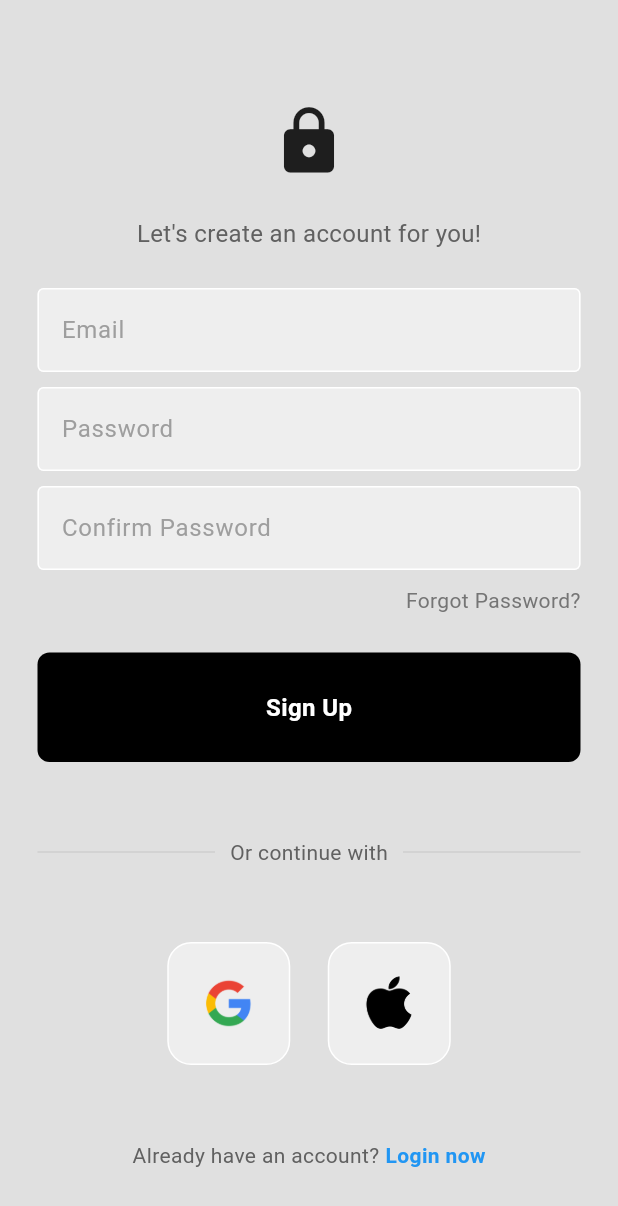
After one commit to LogicErr0r/CSC-3400-Project, a Flutter app: the screen it shows after launch, after a tap on "Register now", on a phone screen of 412 x 824 dp. The commit adds this screen. Shown: the top 1206 px of the screen. Run offline on Flutter 3.47's test engine with Material 3 defaults, Android fonts, the light colour scheme and no system bars; our stand-ins replace firebase_auth, firebase_core; accounts and stored records are empty; network calls fail.

Commit message:
updated login page

```diff
--- /dev/null
+++ b/lib/LoginOrRegistar.dart
@@ -0,0 +1,39 @@
+import 'package:flutter/material.dart';
+import 'package:mocsmunchv2/login.dart';
+import 'login.dart';
+import 'HomePage.dart';
+import 'RegisterPage.dart';
+import 'package:firebase_auth/firebase_auth.dart';
+
+
+class LoginOrRegisterPage extends StatefulWidget {
+  const LoginOrRegisterPage({super.key});
+
+  @override
+  State<LoginOrRegisterPage> createState() => _LoginOrRegisterPageState();
+
+}
+
+class _LoginOrRegisterPageState extends State<LoginOrRegisterPage> {
+  //initially show login page
+  bool showLoginPage = true;
+
+  //toggle between login and register page
+  void togglePages(){
+    setState(() {
+      showLoginPage = !showLoginPage;
+    });
+  }
+
+  @override
+  Widget build(BuildContext context) {
+    if (showLoginPage) {
+      return LoginPage(
+        onTap: togglePages,
+      );
+
+    } else {
+      return RegisterPage(onTap: togglePages,);
+    }
+  }
+}
--- /dev/null
+++ b/lib/RegisterPage.dart
@@ -0,0 +1,232 @@
+import 'package:firebase_auth/firebase_auth.dart';
+import 'package:flutter/material.dart';
+import 'package:mocsmunchv2/components/loginButton.dart';
+import 'package:mocsmunchv2/components/loginTextfeild.dart';
+import 'package:mocsmunchv2/components/loginTitle.dart';
+
+class RegisterPage extends StatefulWidget {
+  final Function()? onTap;
+  const RegisterPage({super.key, required this.onTap});
+
+  @override
+  State<RegisterPage> createState() => _RegisterPageState();
+}
+
+class _RegisterPageState extends State<RegisterPage> {
+  // text editing controllers
+  final emailController = TextEditingController();
+  final passwordController = TextEditingController();
+  final confirmPasswordController = TextEditingController();
+
+
+  // sign user up method
+  void signUserUp() async {
+    // show loading circle
+    showDialog(
+      context: context,
+      builder: (context) {
+        return const Center(
+          child: CircularProgressIndicator(),
+        );
+      },
+    );
+
+    // try creating the user
+    try {
+      //check if password is confirmed
+      if (passwordController.text == confirmPasswordController.text) {
+        await FirebaseAuth.instance.createUserWithEmailAndPassword(
+          email: emailController.text,
+          password: passwordController.text,
+        );
+      } else {
+        //show error message, passwords don't match
+        showErrorMessage("Passwords don't match!");
+      }
+      // pop the loading circle
+      Navigator.pop(context);
+    } on FirebaseAuthException catch (e) {
+      // pop the loading circle
+      Navigator.pop(context);
+      // show error message
+      showErrorMessage(e.code);
+    }
+  }
+
+  // error message to user
+  void showErrorMessage(String message) {
+    showDialog(
+      context: context,
+      builder: (context) {
+        return AlertDialog(
+          backgroundColor: Colors.deepPurple,
+          title: Center(
+            child: Text(
+              message,
+              style: const TextStyle(color: Colors.white),
+            ),
+          ),
+        );
+      },
+    );
+  }
+
+
+  @override
+  Widget build(BuildContext context) {
+    return Scaffold(
+      backgroundColor: Colors.grey[300],
+      body: SafeArea(
+        child: Center(
+          child: SingleChildScrollView(
+            child: Column(
+              mainAxisAlignment: MainAxisAlignment.center,
+              children: [
+                const SizedBox(height: 25),
+
+                // logo
+                const Icon(
+                  Icons.lock,
+                  size: 50,
+                ),
+
+                const SizedBox(height: 25),
+
+                // Let's create an account for you!
+                Text(
+                  'Let\'s create an account for you!',
+                  style: TextStyle(
+                    color: Colors.grey[700],
+                    fontSize: 16,
+                  ),
+                ),
+
+                const SizedBox(height: 25),
+
+                // email textfield
+                MyTextField(
+                  controller: emailController,
+                  hintText: 'Email',
+                  obscureText: false,
+                ),
+
+                const SizedBox(height: 10),
+
+                // password textfield
+                MyTextField(
+                  controller: passwordController,
+                  hintText: 'Password',
+                  obscureText: true,
+                ),
+
+                const SizedBox(height: 10),
+
+                // confirm textfield
+                MyTextField(
+                  controller: confirmPasswordController,
+                  hintText: 'Confirm Password',
+                  obscureText: true,
+                ),
+
+
+                const SizedBox(height: 10),
+
+                // forgot password?
+                Padding(
+                  padding: const EdgeInsets.symmetric(horizontal: 25.0),
+                  child: Row(
+                    mainAxisAlignment: MainAxisAlignment.end,
+                    children: [
+                      Text(
+                        'Forgot Password?',
+                        style: TextStyle(color: Colors.grey[600]),
+                      ),
+                    ],
+                  ),
+                ),
+
+                const SizedBox(height: 25),
+
+                // sign in button
+                MyButton(
+                  text: "Sign Up",
+                  onTap: signUserUp,
+                ),
+
+                const SizedBox(height: 50),
+
+                // or continue with
+                Padding(
+                  padding: const EdgeInsets.symmetric(horizontal: 25.0),
+                  child: Row(
+                    children: [
+                      Expanded(
+                        child: Divider(
+                          thickness: 0.5,
+                          color: Colors.grey[400],
+                        ),
+                      ),
+                      Padding(
+                        padding: const EdgeInsets.symmetric(horizontal: 10.0),
+                        child: Text(
+                          'Or continue with',
+                          style: TextStyle(color: Colors.grey[700]),
+                        ),
+                      ),
+                      Expanded(
+                        child: Divider(
+                          thickness: 0.5,
+                          color: Colors.grey[400],
+                        ),
+                      ),
+                    ],
+                  ),
+                ),
+
+                const SizedBox(height: 50),
+
+                // google + apple sign in buttons
+                Row(
+                  mainAxisAlignment: MainAxisAlignment.center,
+                  children: const [
+                    // google button
+                    SquareTile(imagePath: 'lib/assets/GoogleLogo.png'),
+
+                    SizedBox(width: 25),
+
+                    // apple button
+                    SquareTile(imagePath: 'lib/assets/AppleLogo.png')
+                  ],
+                ),
+
+                const SizedBox(height: 50),
+
+                // not a member? register now
+                Row(
+                  mainAxisAlignment: MainAxisAlignment.center,
+                  children: [
+                    Text(
+                      'Already have an account?',
+                      style: TextStyle(color: Colors.grey[700]),
+                    ),
+                    const SizedBox(width: 4),
+                    GestureDetector(
+                      onTap: widget.onTap,
+                      child: const Text(
+                        'Login now',
+                        style: TextStyle(
+                          color: Colors.blue,
+                          fontWeight: FontWeight.bold,
+                        ),
+                      ),
+                    ),
+                  ],
+                )
+              ],
+            ),
+          ),
+        ),
+      ),
+    );
+  }
+}
--- a/lib/authpage.dart
+++ b/lib/authpage.dart
@@ -1,7 +1,7 @@
   import 'package:firebase_auth/firebase_auth.dart';
   import 'package:flutter/material.dart';
-  import 'package:mocsmunchv2/login.dart';
   import 'package:mocsmunchv2/homepage.dart';
+  import 'package:mocsmunchv2/LoginOrRegistar.dart';
 
   class AuthPage extends StatelessWidget {
   const AuthPage({super.key});
@@ -20,10 +20,9 @@
 
         //user is not logged in
         else {
-          return LoginPage();
+          return LoginOrRegisterPage();
         }
     }
-
 
       )
 
--- a/lib/components/loginButton.dart
+++ b/lib/components/loginButton.dart
@@ -2,8 +2,13 @@ import 'package:flutter/material.dart';
 
 class MyButton extends StatelessWidget {
   final Function()? onTap;
+  final String text;
 
-  const MyButton({super.key, required this.onTap});
+  const MyButton({
+    super.key,
+    required this.onTap,
+    required this.text,
+  });
 
   @override
   Widget build(BuildContext context) {
@@ -16,10 +21,10 @@ class MyButton extends StatelessWidget {
           color: Colors.black,
           borderRadius: BorderRadius.circular(8),
         ),
-        child: const Center(
+        child: Center(
           child: Text(
-            "Sign In",
-            style: TextStyle(
+            text,
+            style: const TextStyle(
               color: Colors.white,
               fontWeight: FontWeight.bold,
               fontSize: 16,
--- a/lib/main.dart
+++ b/lib/main.dart
@@ -22,7 +22,7 @@ class MyApp extends StatelessWidget {
   Widget build(BuildContext context) {
     return const MaterialApp(
       debugShowCheckedModeBanner: false,
-      home: SplashScreen(),
+      home: AuthPage(),
     );
   }
 }
--- a/lib/splash.dart
+++ b/lib/splash.dart
@@ -16,9 +16,9 @@ class _SplashScreenState extends State<SplashScreen> with SingleTickerProviderSt
     super.initState();
     SystemChrome.setEnabledSystemUIMode(SystemUiMode.immersive);
 
-    Future.delayed(const Duration(seconds: 4), (){
+    Future.delayed(const Duration(seconds: 12), (){
 
-      Navigator.of(context).pushReplacement(MaterialPageRoute(builder: (_) => LoginPage(),));
+      //Navigator.of(context).pushReplacement(MaterialPageRoute(builder: (_) => LoginPage(onTap:,),));
     });
 
   }
```
Also changed, not shown: lib/homepage.dart (+11 -11 lines), lib/login.dart (+80 -24 lines).
